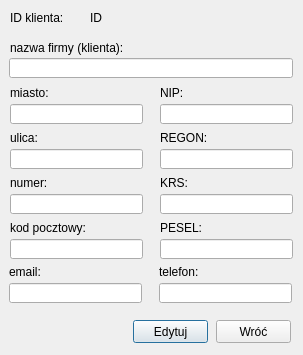
Qt form editclients.ui (DzimiX/ProgramSprzedazowy) before a commit.
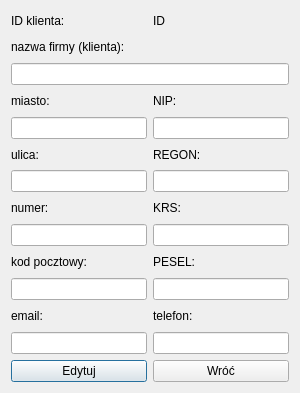
The same form after that commit.

What changed in the file:
```diff
--- a/editclients.ui
+++ b/editclients.ui
@@ -6,344 +6,209 @@
    <rect>
     <x>0</x>
     <y>0</y>
-    <width>303</width>
-    <height>355</height>
+    <width>300</width>
+    <height>393</height>
    </rect>
   </property>
   <property name="windowTitle">
    <string>Edycja danych kontrahenta</string>
   </property>
-  <widget class="QLineEdit" name="output_postalCode">
-   <property name="geometry">
-    <rect>
-     <x>10</x>
-     <y>239</y>
-     <width>133</width>
-     <height>20</height>
-    </rect>
-   </property>
-  </widget>
-  <widget class="QLabel" name="label_8">
-   <property name="geometry">
-    <rect>
-     <x>160</x>
-     <y>130</y>
-     <width>131</width>
-     <height>16</height>
-    </rect>
-   </property>
-   <property name="text">
-    <string>REGON:</string>
-   </property>
-  </widget>
-  <widget class="QLineEdit" name="output_REGON">
-   <property name="geometry">
-    <rect>
-     <x>160</x>
-     <y>149</y>
-     <width>133</width>
-     <height>20</height>
-    </rect>
-   </property>
-  </widget>
-  <widget class="QLineEdit" name="output_street">
-   <property name="geometry">
-    <rect>
-     <x>10</x>
-     <y>149</y>
-     <width>133</width>
-     <height>20</height>
-    </rect>
-   </property>
-  </widget>
-  <widget class="QLineEdit" name="output_phone">
-   <property name="geometry">
-    <rect>
-     <x>159</x>
-     <y>283</y>
-     <width>133</width>
-     <height>20</height>
-    </rect>
-   </property>
-  </widget>
-  <widget class="QLabel" name="label_10">
-   <property name="geometry">
-    <rect>
-     <x>9</x>
-     <y>264</y>
-     <width>131</width>
-     <height>16</height>
-    </rect>
-   </property>
-   <property name="text">
-    <string>email:</string>
-   </property>
-  </widget>
-  <widget class="QPushButton" name="button_update">
-   <property name="geometry">
-    <rect>
-     <x>133</x>
-     <y>320</y>
-     <width>75</width>
-     <height>23</height>
-    </rect>
-   </property>
-   <property name="text">
-    <string>Edytuj</string>
-   </property>
-  </widget>
-  <widget class="QLineEdit" name="output_number">
-   <property name="geometry">
-    <rect>
-     <x>10</x>
-     <y>194</y>
-     <width>133</width>
-     <height>20</height>
-    </rect>
-   </property>
-  </widget>
-  <widget class="QLineEdit" name="output_name">
-   <property name="geometry">
-    <rect>
-     <x>9</x>
-     <y>58</y>
-     <width>284</width>
-     <height>20</height>
-    </rect>
-   </property>
-  </widget>
-  <widget class="QLabel" name="label_2">
-   <property name="geometry">
-    <rect>
-     <x>10</x>
-     <y>85</y>
-     <width>81</width>
-     <height>16</height>
-    </rect>
-   </property>
-   <property name="text">
-    <string>miasto:</string>
-   </property>
-  </widget>
-  <widget class="QPushButton" name="button_return">
-   <property name="geometry">
-    <rect>
-     <x>216</x>
-     <y>320</y>
-     <width>75</width>
-     <height>23</height>
-    </rect>
-   </property>
-   <property name="text">
-    <string>Wróć</string>
-   </property>
-  </widget>
-  <widget class="QLabel" name="label_9">
-   <property name="geometry">
-    <rect>
-     <x>160</x>
-     <y>175</y>
-     <width>131</width>
-     <height>16</height>
-    </rect>
-   </property>
-   <property name="text">
-    <string>KRS:</string>
-   </property>
-  </widget>
-  <widget class="QLabel" name="label">
-   <property name="geometry">
-    <rect>
-     <x>10</x>
-     <y>40</y>
-     <width>271</width>
-     <height>16</height>
-    </rect>
-   </property>
-   <property name="text">
-    <string>nazwa firmy (klienta):</string>
-   </property>
-  </widget>
-  <widget class="QLineEdit" name="output_city">
-   <property name="geometry">
-    <rect>
-     <x>10</x>
-     <y>104</y>
-     <width>133</width>
-     <height>20</height>
-    </rect>
-   </property>
-  </widget>
-  <widget class="QLabel" name="label_4">
-   <property name="geometry">
-    <rect>
-     <x>160</x>
-     <y>85</y>
-     <width>121</width>
-     <height>16</height>
-    </rect>
-   </property>
-   <property name="text">
-    <string>NIP:</string>
-   </property>
-  </widget>
-  <widget class="QLabel" name="label_11">
-   <property name="geometry">
-    <rect>
-     <x>159</x>
-     <y>264</y>
-     <width>131</width>
-     <height>16</height>
-    </rect>
-   </property>
-   <property name="text">
-    <string>telefon:</string>
-   </property>
-  </widget>
-  <widget class="QLineEdit" name="output_KRS">
-   <property name="geometry">
-    <rect>
-     <x>160</x>
-     <y>194</y>
-     <width>133</width>
-     <height>20</height>
-    </rect>
-   </property>
-  </widget>
-  <widget class="QLineEdit" name="output_email">
-   <property name="geometry">
-    <rect>
-     <x>9</x>
-     <y>283</y>
-     <width>133</width>
-     <height>20</height>
-    </rect>
-   </property>
-  </widget>
-  <widget class="QLabel" name="label_3">
-   <property name="geometry">
-    <rect>
-     <x>10</x>
-     <y>130</y>
-     <width>91</width>
-     <height>16</height>
-    </rect>
-   </property>
-   <property name="text">
-    <string>ulica:</string>
-   </property>
-  </widget>
-  <widget class="QLineEdit" name="output_NIP">
-   <property name="geometry">
-    <rect>
-     <x>160</x>
-     <y>104</y>
-     <width>133</width>
-     <height>20</height>
-    </rect>
-   </property>
-  </widget>
-  <widget class="QLabel" name="label_5">
-   <property name="geometry">
-    <rect>
-     <x>10</x>
-     <y>175</y>
-     <width>111</width>
-     <height>16</height>
-    </rect>
-   </property>
-   <property name="text">
-    <string>numer:</string>
-   </property>
-  </widget>
-  <widget class="QLabel" name="label_7">
-   <property name="geometry">
-    <rect>
-     <x>160</x>
-     <y>220</y>
-     <width>131</width>
-     <height>16</height>
-    </rect>
-   </property>
-   <property name="text">
-    <string>PESEL:</string>
-   </property>
-  </widget>
-  <widget class="QLineEdit" name="output_PESEL">
-   <property name="geometry">
-    <rect>
-     <x>160</x>
-     <y>239</y>
-     <width>133</width>
-     <height>20</height>
-    </rect>
-   </property>
-  </widget>
-  <widget class="QLabel" name="label_6">
-   <property name="geometry">
-    <rect>
-     <x>10</x>
-     <y>220</y>
-     <width>131</width>
-     <height>16</height>
-    </rect>
-   </property>
-   <property name="text">
-    <string>kod pocztowy:</string>
-   </property>
-  </widget>
-  <widget class="QLabel" name="label_12">
-   <property name="geometry">
-    <rect>
-     <x>10</x>
-     <y>10</y>
-     <width>71</width>
-     <height>16</height>
-    </rect>
-   </property>
-   <property name="text">
-    <string>ID klienta:</string>
-   </property>
-  </widget>
-  <widget class="QLabel" name="output_id">
-   <property name="geometry">
-    <rect>
-     <x>90</x>
-     <y>10</y>
-     <width>201</width>
-     <height>16</height>
-    </rect>
-   </property>
-   <property name="text">
-    <string>ID</string>
-   </property>
-  </widget>
-  <zorder>output_postalCode</zorder>
-  <zorder>label_8</zorder>
-  <zorder>output_REGON</zorder>
-  <zorder>output_street</zorder>
-  <zorder>output_phone</zorder>
-  <zorder>label_10</zorder>
-  <zorder>button_update</zorder>
-  <zorder>output_number</zorder>
-  <zorder>label_2</zorder>
-  <zorder>button_return</zorder>
-  <zorder>label_9</zorder>
-  <zorder>label</zorder>
-  <zorder>output_city</zorder>
-  <zorder>label_4</zorder>
-  <zorder>label_11</zorder>
-  <zorder>output_KRS</zorder>
-  <zorder>output_email</zorder>
-  <zorder>label_3</zorder>
-  <zorder>output_NIP</zorder>
-  <zorder>label_5</zorder>
-  <zorder>label_7</zorder>
-  <zorder>output_PESEL</zorder>
-  <zorder>label_6</zorder>
-  <zorder>label_12</zorder>
-  <zorder>output_id</zorder>
-  <zorder>output_name</zorder>
+  <layout class="QGridLayout" name="gridLayout">
+   <item row="17" column="0" colspan="3">
+    <layout class="QHBoxLayout" name="horizontalLayout_8">
+     <item>
+      <widget class="QLabel" name="label_5">
+       <property name="text">
+        <string>numer:</string>
+       </property>
+      </widget>
+     </item>
+     <item>
+      <widget class="QLabel" name="label_9">
+       <property name="text">
+        <string>KRS:</string>
+       </property>
+      </widget>
+     </item>
+    </layout>
+   </item>
+   <item row="0" column="0" colspan="3">
+    <layout class="QHBoxLayout" name="horizontalLayout_15">
+     <item>
+      <widget class="QLabel" name="label_12">
+       <property name="text">
+        <string>ID klienta:</string>
+       </property>
+      </widget>
+     </item>
+     <item>
+      <widget class="QLabel" name="output_id">
+       <property name="text">
+        <string>ID</string>
+       </property>
+      </widget>
+     </item>
+    </layout>
+   </item>
+   <item row="30" column="0" colspan="3">
+    <layout class="QHBoxLayout" name="horizontalLayout_2">
+     <item>
+      <widget class="QPushButton" name="button_update">
+       <property name="text">
+        <string>Edytuj</string>
+       </property>
+      </widget>
+     </item>
+     <item>
+      <widget class="QPushButton" name="button_return">
+       <property name="text">
+        <string>Wróć</string>
+       </property>
+      </widget>
+     </item>
+    </layout>
+   </item>
+   <item row="26" column="0" colspan="3">
+    <layout class="QGridLayout" name="gridLayout_2">
+     <item row="0" column="0">
+      <widget class="QLabel" name="label_10">
+       <property name="text">
+        <string>email:</string>
+       </property>
+      </widget>
+     </item>
+     <item row="0" column="1">
+      <widget class="QLabel" name="label_11">
+       <property name="text">
+        <string>telefon:</string>
+       </property>
+      </widget>
+     </item>
+    </layout>
+   </item>
+   <item row="24" column="0" colspan="3">
+    <layout class="QHBoxLayout" name="horizontalLayout_5">
+     <item>
+      <widget class="QLineEdit" name="output_postalCode"/>
+     </item>
+     <item>
+      <widget class="QLineEdit" name="output_PESEL"/>
+     </item>
+    </layout>
+   </item>
+   <item row="11" column="0" colspan="3">
+    <layout class="QHBoxLayout" name="horizontalLayout_10">
+     <item>
+      <widget class="QLabel" name="label_3">
+       <property name="text">
+        <string>ulica:</string>
+       </property>
+      </widget>
+     </item>
+     <item>
+      <widget class="QLabel" name="label_8">
+       <property name="text">
+        <string>REGON:</string>
+       </property>
+      </widget>
+     </item>
+    </layout>
+   </item>
+   <item row="3" column="0" colspan="3">
+    <layout class="QHBoxLayout" name="horizontalLayout_14">
+     <item>
+      <widget class="QLabel" name="label">
+       <property name="text">
+        <string>nazwa firmy (klienta):</string>
+       </property>
+      </widget>
+     </item>
+    </layout>
+   </item>
+   <item row="13" column="0" colspan="3">
+    <layout class="QHBoxLayout" name="horizontalLayout_9">
+     <item>
+      <widget class="QLineEdit" name="output_street"/>
+     </item>
+     <item>
+      <widget class="QLineEdit" name="output_REGON"/>
+     </item>
+    </layout>
+   </item>
+   <item row="7" column="0" colspan="3">
+    <layout class="QHBoxLayout" name="horizontalLayout_12">
+     <item>
+      <widget class="QLabel" name="label_2">
+       <property name="text">
+        <string>miasto:</string>
+       </property>
+      </widget>
+     </item>
+     <item>
+      <widget class="QLabel" name="label_4">
+       <property name="text">
+        <string>NIP:</string>
+       </property>
+      </widget>
+     </item>
+    </layout>
+   </item>
+   <item row="20" column="0" colspan="3">
+    <layout class="QHBoxLayout" name="horizontalLayout_7">
+     <item>
+      <widget class="QLineEdit" name="output_number"/>
+     </item>
+     <item>
+      <widget class="QLineEdit" name="output_KRS"/>
+     </item>
+    </layout>
+   </item>
+   <item row="22" column="0" colspan="3">
+    <layout class="QHBoxLayout" name="horizontalLayout_6">
+     <item>
+      <widget class="QLabel" name="label_6">
+       <property name="text">
+        <string>kod pocztowy:</string>
+       </property>
+      </widget>
+     </item>
+     <item>
+      <widget class="QLabel" name="label_7">
+       <property name="text">
+        <string>PESEL:</string>
+       </property>
+      </widget>
+     </item>
+    </layout>
+   </item>
+   <item row="29" column="0" colspan="3">
+    <layout class="QHBoxLayout" name="horizontalLayout_3">
+     <item>
+      <widget class="QLineEdit" name="output_email"/>
+     </item>
+     <item>
+      <widget class="QLineEdit" name="output_phone"/>
+     </item>
+    </layout>
+   </item>
+   <item row="8" column="0" colspan="3">
+    <layout class="QHBoxLayout" name="horizontalLayout_11">
+     <item>
+      <widget class="QLineEdit" name="output_city"/>
+     </item>
+     <item>
+      <widget class="QLineEdit" name="output_NIP"/>
+     </item>
+    </layout>
+   </item>
+   <item row="4" column="0" colspan="3">
+    <layout class="QHBoxLayout" name="horizontalLayout_13">
+     <item>
+      <widget class="QLineEdit" name="output_name"/>
+     </item>
+    </layout>
+   </item>
+  </layout>
  </widget>
  <tabstops>
   <tabstop>output_name</tabstop>
```
Left out of the diff: 15 changed lines with no effect on the pictures.
